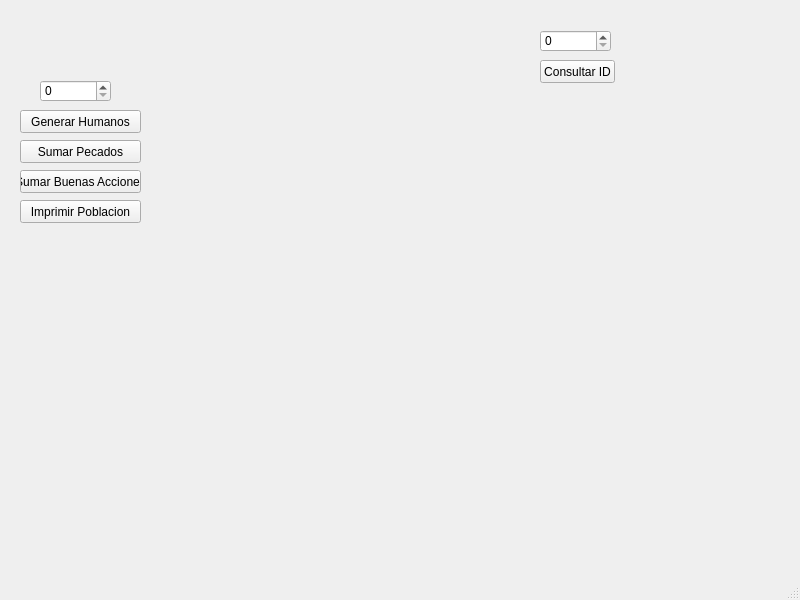
First picture: the form in mainwindow.ui, repository ale-777/AvengersGame, before the edit.
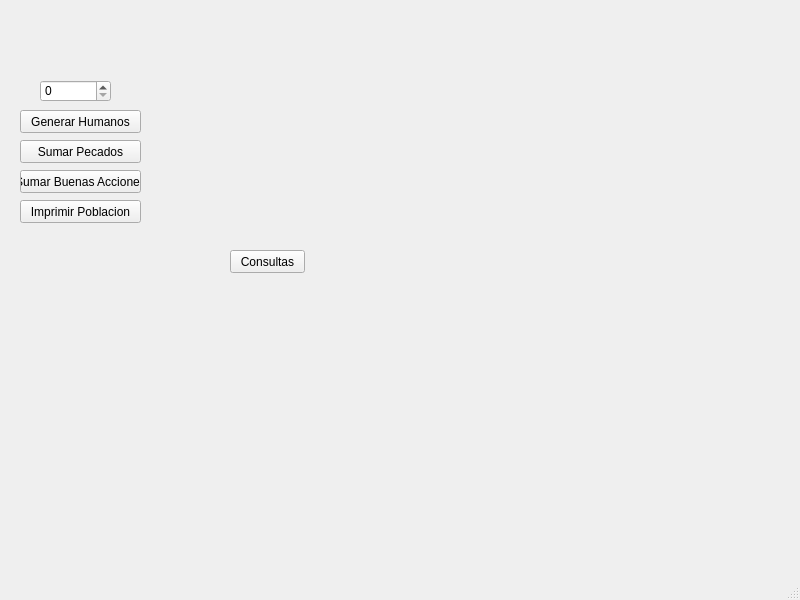
Second picture: the form after the edit.

Commit message: Consulta po ID

Patch:
```diff
--- a/mainwindow.ui
+++ b/mainwindow.ui
@@ -79,30 +79,17 @@
      <string>Imprimir Poblacion</string>
     </property>
    </widget>
-   <widget class="QSpinBox" name="numeroHumanos_2">
+   <widget class="QPushButton" name="btn_consultas">
     <property name="geometry">
      <rect>
-      <x>540</x>
-      <y>30</y>
-      <width>71</width>
-      <height>22</height>
-     </rect>
-    </property>
-    <property name="maximum">
-     <number>999999999</number>
-    </property>
-   </widget>
-   <widget class="QPushButton" name="pushButton_2">
-    <property name="geometry">
-     <rect>
-      <x>540</x>
-      <y>60</y>
+      <x>230</x>
+      <y>250</y>
       <width>75</width>
       <height>23</height>
      </rect>
     </property>
     <property name="text">
-     <string>Consultar ID</string>
+     <string>Consultas</string>
     </property>
    </widget>
   </widget>
```
The commit also changes 11 other files.
